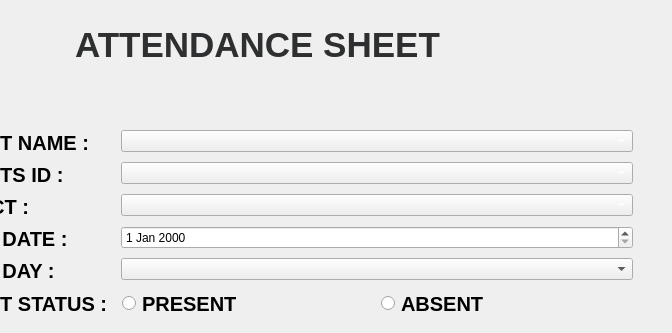
Above: takeattendance.ui from Shasank12345/QT_PROJECT before the change; both pictures show x 128 to 800 and y 0 to 333 of the 800 by 600 pixel window. Below: the same form after it.
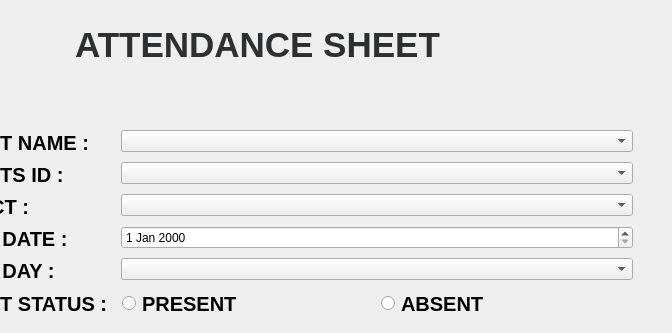
That is the form after the change. Icons and pictures are not drawn.

Diff of the .ui file:
```diff
--- a/takeattendance.ui
+++ b/takeattendance.ui
@@ -63,7 +63,17 @@
      <item row="0" column="1">
       <widget class="QComboBox" name="comboBox">
        <property name="styleSheet">
-        <string notr="true">color: rgb(255, 255, 255);</string>
+        <string notr="true">QLabel{
+color: black;
+   
+
+       font-size:20px;  
+       padding: 1px; 
+       font-weight: bold;  
+     text-align: center; 
+   
+}
+color: rgb(255, 255, 255);</string>
        </property>
       </widget>
      </item>
@@ -224,14 +234,35 @@
      <item row="1" column="1">
       <widget class="QComboBox" name="comboBox_2">
        <property name="styleSheet">
-        <string notr="true">color: rgb(255, 255, 255);</string>
+        <string notr="true">QLabel{
+color: black;
+   
+
+       font-size:20px;  
+       padding: 1px; 
+       font-weight: bold;  
+     text-align: center; 
+   
+}
+color: rgb(255, 255, 255);</string>
        </property>
       </widget>
      </item>
      <item row="2" column="1">
       <widget class="QComboBox" name="comboBox_3">
        <property name="styleSheet">
-        <string notr="true">color: rgb(255, 255, 255);</string>
+        <string notr="true">QLabel{
+color: black;
+   
+
+       font-size:20px;  
+       padding: 1px; 
+       font-weight: bold;  
+     text-align: center; 
+   
+}
+
+color: rgb(255, 255, 255);</string>
        </property>
       </widget>
      </item>
```
Left out of the diff: 2 changed lines with no effect on the pictures.
